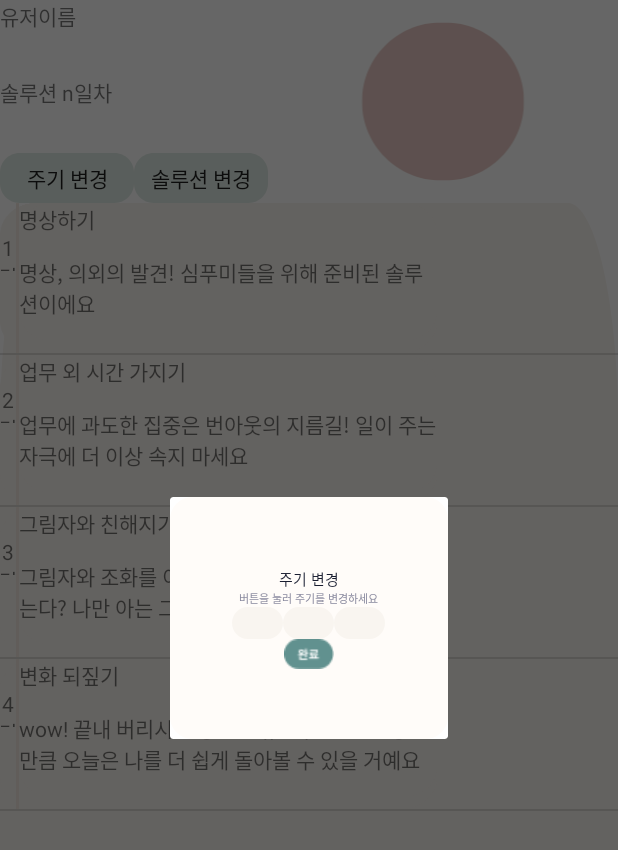
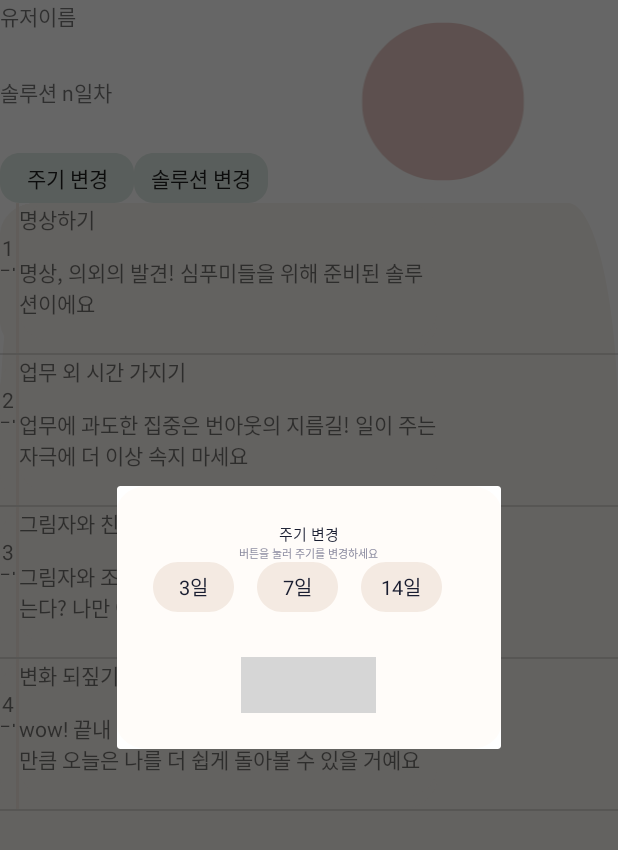
Before and after one commit to ChaeheeKang-GitHub/WUDC, an Android app: the FragUserFragment screen opened directly, with no data from a screen before it, after a tap on "주기 변경", on a phone screen of 412 x 824 dp. Shown: the top 850 px of the screen. Run offline under Robolectric (Android 15) with nearby library versions, the phone set to English and light mode, and no system bars; grey boxes are pictures that could not be loaded.

Commit message:
5차
솔루션 메인 화면 기능 - 주기/솔루션 버튼 수정중

```diff
--- a/app/src/main/AndroidManifest.xml
+++ b/app/src/main/AndroidManifest.xml
@@ -37,6 +37,7 @@
         <activity android:name=".RecListViewActivity" />
 
 
+
     </application>
 
 </manifest>
--- a/app/src/main/java/com/example/wudc/FragUserFragment.java
+++ b/app/src/main/java/com/example/wudc/FragUserFragment.java
@@ -61,6 +61,8 @@ public class FragUserFragment extends Fragment {
             @Override
             public void onClick(View view) {
                 Toast.makeText(mContext, " 솔루션변경 ", Toast.LENGTH_SHORT).show();
+                FragSolDialogFragment f = FragSolDialogFragment.getInstance();
+                f.show(getChildFragmentManager(), FragSolDialogFragment.TAG_EVENT_DIALOG);
                }
         });
 
--- a/app/src/main/java/com/example/wudc/FragWeekDialogFragment.java
+++ b/app/src/main/java/com/example/wudc/FragWeekDialogFragment.java
@@ -1,11 +1,13 @@
 package com.example.wudc;
 
+import android.graphics.Color;
 import android.os.Bundle;
 import android.view.LayoutInflater;
 import android.view.View;
 import android.view.ViewGroup;
 import android.widget.Button;
 import android.widget.ImageButton;
+import android.widget.TextView;
 
 import androidx.annotation.Nullable;
 import androidx.fragment.app.DialogFragment;
@@ -19,19 +21,58 @@ public class FragWeekDialogFragment extends DialogFragment implements View.OnCli
         return fragweekdial;
     }
 
+    TextView choice[] = new TextView[3];
+    Integer choId[] = { R.id.btn_3day, R.id.btn_7day, R.id.btn_14day };
+    Integer max = 0;
+    Integer selected = 0;
+
+
     @Nullable
     @Override
     public View onCreateView(LayoutInflater inflater, @Nullable ViewGroup container, @Nullable Bundle savedInstanceState) {
         View view = inflater.inflate(R.layout.week_dialog, container);
-        ImageButton mConfrimBtn = (ImageButton) view.findViewById(R.id.btnSample);
+        TextView mConfrimBtn = (TextView) view.findViewById(R.id.btnSample);
 //        Button mConfrimBtn = (Button) view.findViewById(R.id.btnSample);
         mConfrimBtn.setOnClickListener(this);
         setCancelable(false);
+
+
+        for(int i = 0; i < choId.length; i++){
+            final int index;
+            index = i;
+            choice[index] = (TextView) view.findViewById(choId[index]);
+
+            choice[index].setOnClickListener(new View.OnClickListener() {
+                @Override
+                public void onClick(View view) {
+                    if(!choice[index].isSelected()){    //항목이 선택되어있지않으면
+                        if(max < 1){    //1개보다 적게 선택되어있으면
+                            max++;
+                            selected = index;
+                        } else if (max == 1) {
+                            choice[selected].setSelected(!choice[selected].isSelected());
+                            choice[selected].setTextColor(Color.parseColor("#191D30"));
+                            selected = index;
+                        }
+                        choice[index].setSelected(!choice[index].isSelected());
+                        choice[index].setTextColor(Color.parseColor("#FFFFFF"));
+
+                    } else {    //항목이 이미 선택되어있으면
+                        max--;
+                        choice[index].setSelected(!choice[index].isSelected());
+                        choice[index].setTextColor(Color.parseColor("#191D30"));
+                    }
+                }
+            });
+        }
+
+
         return view;
     }
 
     @Override
     public void onClick(View view) {
+
         dismiss();
 
     }
--- a/app/src/main/res/layout/week_dialog.xml
+++ b/app/src/main/res/layout/week_dialog.xml
@@ -33,38 +33,77 @@
             android:layout_height="wrap_content"
             android:orientation="horizontal"
             >
-
+<!--
             <Button
-                android:id="@+id/btn3day"
+                android:id="@+id/btn_3day"
                 android:layout_width="34dp"
                 android:layout_height="21dp"
                 android:background="@drawable/rectangle_82"
                 android:text="3일"/>
-               <!-- android:textAppearance="@style/title" />-->
+
 
             <Button
-                android:id="@+id/btn7day"
+                android:id="@+id/btn_7day"
                 android:layout_width="34dp"
                 android:layout_height="21dp"
                 android:background="@drawable/rectangle_82"
                 android:text="7일"/>
-                <!--android:textAppearance="@style/title" />-->
+
 
             <Button
-                android:id="@+id/btn14day"
+                android:id="@+id/btn_14day"
                 android:layout_width="34dp"
                 android:layout_height="21dp"
                 android:background="@drawable/rectangle_82"
                 android:text="14일"/>
-                <!--android:textAppearance="@style/title" />-->
+
+-->
+            <TextView
+                android:id="@+id/btn_3day"
+                android:layout_width="54dp"
+                android:layout_height="33dp"
+                android:text="3일"
+                android:textSize="13dp"
+                android:textColor="@color/black"
+                android:background="@drawable/rectangle_82"
+                android:gravity="center"
+                android:layout_marginRight="15dp"/>
+
+            <TextView
+                android:id="@+id/btn_7day"
+                android:layout_width="54dp"
+                android:layout_height="33dp"
+                android:text="7일"
+                android:textSize="13dp"
+                android:textColor="@color/black"
+                android:background="@drawable/rectangle_82"
+                android:gravity="center"
+                android:layout_marginRight="15dp"/>
+
+            <TextView
+                android:id="@+id/btn_14day"
+                android:layout_width="54dp"
+                android:layout_height="33dp"
+                android:text="14일"
+                android:textSize="13dp"
+                android:textColor="@color/black"
+                android:background="@drawable/rectangle_82"
+                android:gravity="center"
+                android:layout_marginRight="15dp"/>
 
         </LinearLayout>
 
-        <ImageButton
+        <TextView
             android:id="@+id/btnSample"
-            android:layout_width="33.39dp"
-            android:layout_height="19.84dp"
-            android:background="@drawable/group_481" />
+            android:layout_width="90dp"
+            android:layout_height="37dp"
+            android:text="완료"
+            android:textSize="14dp"
+            android:textColor="@color/white"
+            android:background="@drawable/button_green700"
+            android:gravity="center"
+            android:layout_gravity="center_horizontal"
+            android:layout_marginTop="30dp"/>
     </LinearLayout>
 
 </LinearLayout>
```
Also changed, not shown: app/src/main/java/com/example/wudc/RecListViewActivity.java (+47 -3 lines).
